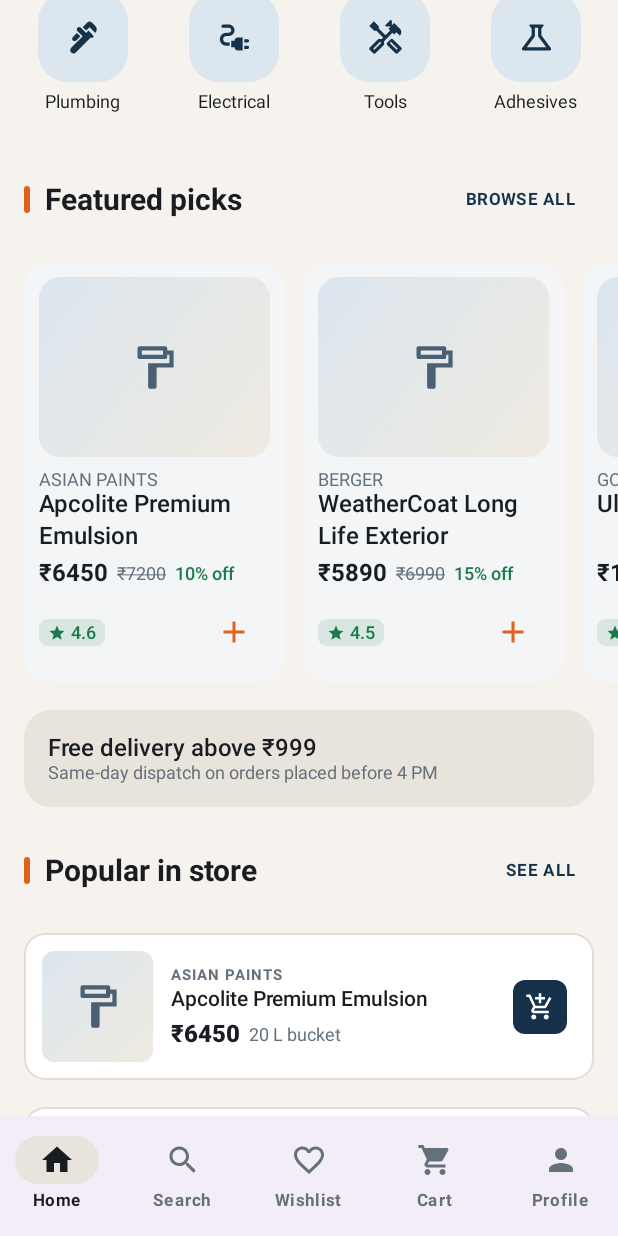
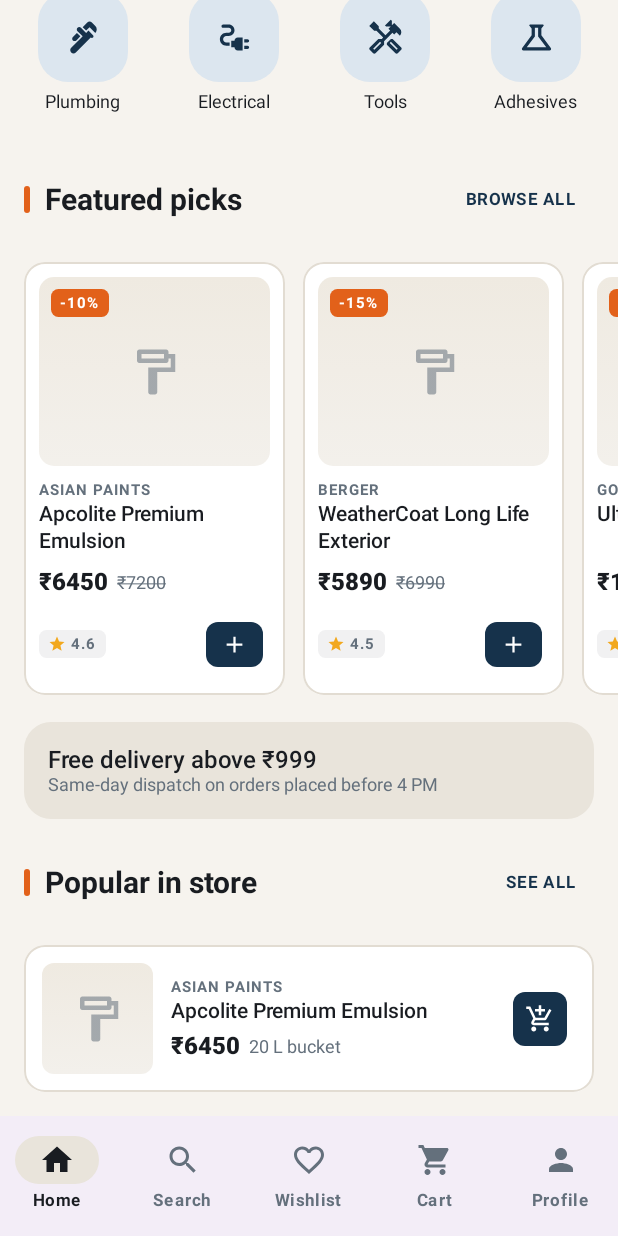
Before and after one commit to shyamoo10/Sarvodhaya, an Android app built with Jetpack Compose: the screen it shows after launch (MainActivity), scrolled down 520 dp, on a phone screen of 412 x 824 dp. Run offline under Robolectric (Android 15) with nearby library versions, the phone set to English and light mode, and no system bars; our stand-ins replace Firebase (no records; nobody signed in at launch, a user with empty details on screens opened directly).

Commit message:
Redesign product cards and the home screen
Product cards now use bordered concrete-toned imagery, discount ribbons and navy add buttons; home opens with a navy hero, trust chips and squared category tiles.

```diff
--- a/app/src/main/java/com/sarvodhaya/store/core/ui/components/ProductComponents.kt
+++ b/app/src/main/java/com/sarvodhaya/store/core/ui/components/ProductComponents.kt
@@ -1,5 +1,6 @@
 package com.sarvodhaya.store.core.ui.components
 
+import androidx.compose.foundation.BorderStroke
 import androidx.compose.foundation.background
 import androidx.compose.foundation.clickable
 import androidx.compose.foundation.layout.Arrangement
@@ -13,7 +14,6 @@ import androidx.compose.foundation.layout.height
 import androidx.compose.foundation.layout.padding
 import androidx.compose.foundation.layout.size
 import androidx.compose.foundation.layout.width
-import androidx.compose.foundation.shape.CircleShape
 import androidx.compose.foundation.shape.RoundedCornerShape
 import androidx.compose.material.icons.Icons
 import androidx.compose.material.icons.filled.Add
@@ -38,6 +38,7 @@ import androidx.compose.ui.Alignment
 import androidx.compose.ui.Modifier
 import androidx.compose.ui.draw.clip
 import androidx.compose.ui.graphics.Brush
+import androidx.compose.ui.graphics.Color
 import androidx.compose.ui.graphics.vector.ImageVector
 import androidx.compose.ui.layout.ContentScale
 import androidx.compose.ui.text.font.FontWeight
@@ -46,8 +47,12 @@ import androidx.compose.ui.text.style.TextOverflow
 import androidx.compose.ui.unit.dp
 import coil.compose.AsyncImage
 import com.sarvodhaya.store.core.ui.formatPrice
-import com.sarvodhaya.store.core.ui.theme.BrandGreen
+import com.sarvodhaya.store.core.ui.theme.BrandAmber
+import com.sarvodhaya.store.core.ui.theme.BrandCharcoal
+import com.sarvodhaya.store.core.ui.theme.BrandConcrete
+import com.sarvodhaya.store.core.ui.theme.BrandNavy
 import com.sarvodhaya.store.core.ui.theme.BrandOrange
+import com.sarvodhaya.store.core.ui.theme.BrandSteel
 import com.sarvodhaya.store.domain.model.Product
 
 /** Product visual with a branded placeholder when no photo is available. */
@@ -55,17 +60,17 @@ import com.sarvodhaya.store.domain.model.Product
 fun ProductImage(
     product: Product,
     modifier: Modifier = Modifier,
-    corner: Int = 14
+    corner: Int = 10
 ) {
     val shape = RoundedCornerShape(corner.dp)
     Box(
         modifier = modifier
             .clip(shape)
             .background(
-                Brush.linearGradient(
+                Brush.verticalGradient(
                     listOf(
-                        MaterialTheme.colorScheme.primaryContainer,
-                        MaterialTheme.colorScheme.surfaceVariant
+                        MaterialTheme.colorScheme.surfaceVariant,
+                        BrandConcrete.copy(alpha = 0.55f)
                     )
                 )
             ),
@@ -82,8 +87,8 @@ fun ProductImage(
             Icon(
                 imageVector = categoryIcon(product.categoryId),
                 contentDescription = null,
-                tint = MaterialTheme.colorScheme.primary.copy(alpha = 0.75f),
-                modifier = Modifier.size(34.dp)
+                tint = BrandSteel.copy(alpha = 0.55f),
+                modifier = Modifier.size(36.dp)
             )
         }
     }
@@ -112,7 +117,7 @@ fun PriceRow(
         Text(
             text = price.formatPrice(),
             style = MaterialTheme.typography.titleMedium,
-            fontWeight = FontWeight.Bold,
+            fontWeight = FontWeight.Black,
             color = MaterialTheme.colorScheme.onSurface
         )
         if (mrp > price) {
@@ -127,10 +132,9 @@ fun PriceRow(
         if (discountPercent > 0) {
             Spacer(Modifier.width(6.dp))
             Text(
-                text = "$discountPercent% off",
-                style = MaterialTheme.typography.bodySmall,
-                fontWeight = FontWeight.SemiBold,
-                color = BrandGreen
+                text = "$discountPercent% OFF",
+                style = MaterialTheme.typography.labelSmall,
+                color = BrandOrange
             )
         }
     }
@@ -140,25 +144,24 @@ fun PriceRow(
 fun RatingBadge(rating: Double, modifier: Modifier = Modifier) {
     Surface(
         modifier = modifier,
-        shape = RoundedCornerShape(6.dp),
-        color = BrandGreen.copy(alpha = 0.12f)
+        shape = RoundedCornerShape(5.dp),
+        color = BrandCharcoal.copy(alpha = 0.06f)
     ) {
         Row(
-            modifier = Modifier.padding(horizontal = 6.dp, vertical = 2.dp),
+            modifier = Modifier.padding(horizontal = 6.dp, vertical = 3.dp),
             verticalAlignment = Alignment.CenterVertically
         ) {
             Icon(
                 imageVector = Icons.Filled.Star,
                 contentDescription = null,
-                tint = BrandGreen,
+                tint = BrandAmber,
                 modifier = Modifier.size(12.dp)
             )
             Spacer(Modifier.width(3.dp))
             Text(
                 text = String.format(java.util.Locale.US, "%.1f", rating),
-                style = MaterialTheme.typography.bodySmall,
-                fontWeight = FontWeight.SemiBold,
-                color = BrandGreen
+                style = MaterialTheme.typography.labelSmall,
+                color = MaterialTheme.colorScheme.onSurfaceVariant
             )
         }
     }
@@ -173,58 +176,93 @@ fun ProductCard(
 ) {
     Surface(
         modifier = modifier.clickable(onClick = onClick),
-        shape = RoundedCornerShape(18.dp),
+        shape = RoundedCornerShape(14.dp),
         color = MaterialTheme.colorScheme.surface,
-        tonalElevation = 1.dp
+        border = BorderStroke(1.dp, MaterialTheme.colorScheme.outlineVariant)
     ) {
         Column(modifier = Modifier.padding(10.dp)) {
             Box {
-                ProductImage(product = product, modifier = Modifier.fillMaxWidth().height(120.dp))
+                ProductImage(
+                    product = product,
+                    modifier = Modifier
+                        .fillMaxWidth()
+                        .height(126.dp),
+                    corner = 10
+                )
+                if (product.discountPercent > 0) {
+                    Surface(
+                        modifier = Modifier
+                            .align(Alignment.TopStart)
+                            .padding(8.dp),
+                        shape = RoundedCornerShape(5.dp),
+                        color = BrandOrange
+                    ) {
+                        Text(
+                            text = "-${product.discountPercent}%",
+                            style = MaterialTheme.typography.labelSmall,
+                            color = Color.White,
+                            modifier = Modifier.padding(horizontal = 6.dp, vertical = 3.dp)
+                        )
+                    }
+                }
                 if (!product.inStock) {
                     Surface(
-                        modifier = Modifier.align(Alignment.TopStart).padding(6.dp),
-                        shape = RoundedCornerShape(6.dp),
+                        modifier = Modifier
+                            .align(Alignment.BottomStart)
+                            .padding(8.dp),
+                        shape = RoundedCornerShape(5.dp),
                         color = MaterialTheme.colorScheme.error
                     ) {
                         Text(
-                            text = "Out of stock",
-                            style = MaterialTheme.typography.bodySmall,
+                            text = "SOLD OUT",
+                            style = MaterialTheme.typography.labelSmall,
                             color = MaterialTheme.colorScheme.onError,
-                            modifier = Modifier.padding(horizontal = 6.dp, vertical = 2.dp)
+                            modifier = Modifier.padding(horizontal = 6.dp, vertical = 3.dp)
                         )
                     }
                 }
             }
-            Spacer(Modifier.height(8.dp))
+            Spacer(Modifier.height(10.dp))
             Text(
                 text = product.brand.uppercase(),
-                style = MaterialTheme.typography.bodySmall,
-                color = MaterialTheme.colorScheme.onSurfaceVariant,
+                style = MaterialTheme.typography.labelSmall,
+                color = BrandSteel,
                 maxLines = 1,
                 overflow = TextOverflow.Ellipsis
             )
+            Spacer(Modifier.height(2.dp))
             Text(
                 text = product.name,
-                style = MaterialTheme.typography.titleMedium,
+                style = MaterialTheme.typography.titleSmall,
+                fontWeight = FontWeight.SemiBold,
+                color = MaterialTheme.colorScheme.onSurface,
                 maxLines = 2,
                 overflow = TextOverflow.Ellipsis,
-                modifier = Modifier.height(44.dp)
+                modifier = Modifier.height(40.dp)
             )
-            Spacer(Modifier.height(2.dp))
+            Spacer(Modifier.height(4.dp))
             PriceRow(
                 price = product.price,
                 mrp = product.mrp,
-                discountPercent = product.discountPercent
+                discountPercent = 0
             )
-            Spacer(Modifier.height(6.dp))
+            Spacer(Modifier.height(8.dp))
             Row(verticalAlignment = Alignment.CenterVertically) {
                 RatingBadge(product.rating)
                 Spacer(Modifier.weight(1f))
-                IconButton(onClick = onAddToCart, enabled = product.inStock) {
+                Surface(
+                    onClick = onAddToCart,
+                    enabled = product.inStock,
+                    shape = RoundedCornerShape(8.dp),
+                    color = if (product.inStock) BrandNavy else MaterialTheme.colorScheme.surfaceVariant
+                ) {
                     Icon(
                         imageVector = Icons.Outlined.Add,
                         contentDescription = "Add ${product.name} to cart",
-                        tint = if (product.inStock) BrandOrange else MaterialTheme.colorScheme.outline
+                        tint = if (product.inStock) Color.White else MaterialTheme.colorScheme.outline,
+                        modifier = Modifier
+                            .padding(horizontal = 10.dp, vertical = 6.dp)
+                            .size(18.dp)
                     )
                 }
             }
@@ -242,26 +280,37 @@ fun QuantityStepper(
 ) {
     Surface(
         modifier = modifier,
-        shape = CircleShape,
-        color = MaterialTheme.colorScheme.primaryContainer
+        shape = RoundedCornerShape(8.dp),
+        color = MaterialTheme.colorScheme.surface,
+        border = BorderStroke(1.dp, MaterialTheme.colorScheme.outline)
     ) {
         Row(verticalAlignment = Alignment.CenterVertically) {
             IconButton(
                 onClick = { if (quantity > minQuantity) onQuantityChange(quantity - 1) },
-                enabled = quantity > minQuantity
+                enabled = quantity > minQuantity,
+                modifier = Modifier.size(36.dp)
             ) {
-                Icon(Icons.Outlined.Remove, contentDescription = "Decrease quantity")
+                Icon(
+                    Icons.Outlined.Remove,
+                    contentDescription = "Decrease quantity",
+                    modifier = Modifier.size(16.dp)
+                )
             }
             Text(
                 text = quantity.toString(),
-                style = MaterialTheme.typography.titleMedium,
+                style = MaterialTheme.typography.titleSmall,
                 fontWeight = FontWeight.Bold
             )
             IconButton(
                 onClick = { if (quantity < maxQuantity) onQuantityChange(quantity + 1) },
-                enabled = quantity < maxQuantity
+                enabled = quantity < maxQuantity,
+                modifier = Modifier.size(36.dp)
             ) {
-                Icon(Icons.Filled.Add, contentDescription = "Increase quantity")
+                Icon(
+                    Icons.Filled.Add,
+                    contentDescription = "Increase quantity",
+                    modifier = Modifier.size(16.dp)
+                )
             }
         }
     }
```
